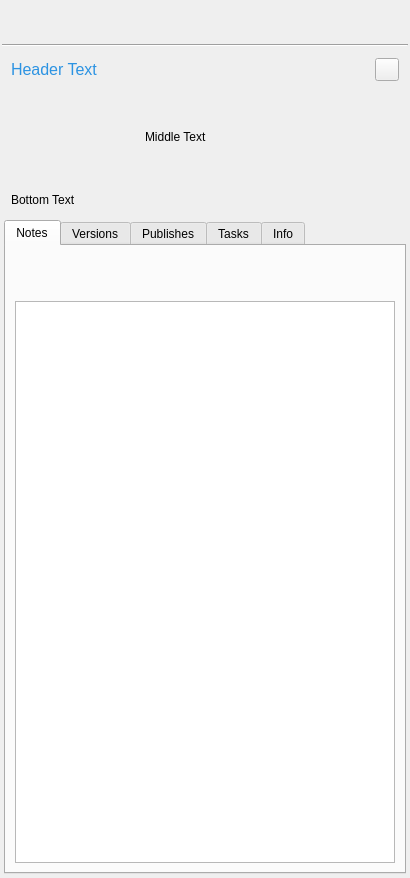
Qt form resources/dialog.ui (shotgunsoftware/tk-multi-shotgunpanel) before a commit.
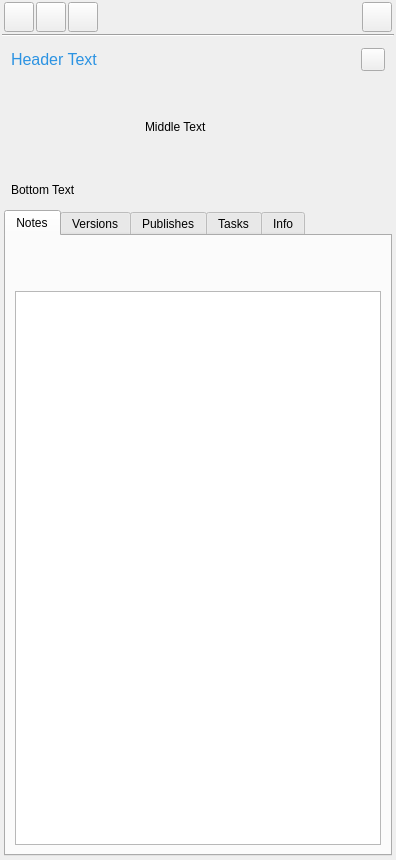
The same form after that commit. The open tabs and pages were chosen to show the change. Icons and pictures are not drawn. Custom widgets are drawn as their Qt base class.

Commit message: Added global search widget. This adds a new global search widget at the top of the dialog ui. This is an independent widget which accesses some of the new shotgun API methods for searching across multiple entity types. Matches are shown via a QCompleter object and customized using the toolkit delegates.

```diff
--- a/resources/dialog.ui
+++ b/resources/dialog.ui
@@ -6,8 +6,8 @@
    <rect>
     <x>0</x>
     <y>0</y>
-    <width>410</width>
-    <height>878</height>
+    <width>396</width>
+    <height>860</height>
    </rect>
   </property>
   <property name="windowTitle">
@@ -21,151 +21,92 @@
     <number>2</number>
    </property>
    <item>
-    <layout class="QHBoxLayout" name="horizontalLayout_2">
+    <widget class="QStackedWidget" name="header_stack">
+     <property name="sizePolicy">
+      <sizepolicy hsizetype="Preferred" vsizetype="Fixed">
+       <horstretch>0</horstretch>
+       <verstretch>0</verstretch>
+      </sizepolicy>
+     </property>
+     <property name="currentIndex">
+      <number>0</number>
+     </property>
+     <widget class="QWidget" name="navigation_page">
+      <layout class="QHBoxLayout" name="horizontalLayout">
      <property name="spacing">
-      <number>0</number>
-     </property>
-     <item>
-      <widget class="QLabel" name="current_user_label_2">
-       <property name="maximumSize">
-        <size>
-         <width>3</width>
-         <height>32</height>
-        </size>
+        <number>2</number>
+       </property>
+       <property name="leftMargin">
+        <number>2</number>
        </property>
-       <property name="cursor">
-        <cursorShape>PointingHandCursor</cursorShape>
+       <property name="topMargin">
+        <number>0</number>
        </property>
-       <property name="text">
-        <string/>
+       <property name="rightMargin">
+        <number>2</number>
        </property>
-       <property name="scaledContents">
-        <bool>true</bool>
+       <property name="bottomMargin">
+        <number>0</number>
        </property>
-      </widget>
-     </item>
      <item>
       <widget class="QToolButton" name="navigation_home">
        <property name="minimumSize">
         <size>
-         <width>40</width>
-         <height>40</height>
+           <width>30</width>
+           <height>30</height>
         </size>
        </property>
        <property name="maximumSize">
         <size>
-         <width>40</width>
-         <height>40</height>
+           <width>30</width>
+           <height>30</height>
         </size>
        </property>
        <property name="toolTip">
         <string>Clicking the &lt;i&gt;home button&lt;/i&gt; will take you to the location that best matches your current work area.</string>
        </property>
-       <property name="styleSheet">
-        <string notr="true">QToolButton{
-   border: none;
-   background-color: none;
-   background-repeat: no-repeat;
-   background-position: center center;
-   background-image: url(:/tk_multi_infopanel/home.png);
-}
-
-QToolButton:hover{
-background-image: url(:/tk_multi_infopanel/home_hover.png);
-}
-
-QToolButton:Pressed {
-background-image: url(:/tk_multi_infopanel/home_pressed.png);
-}
-</string>
-       </property>
       </widget>
      </item>
      <item>
       <widget class="QToolButton" name="navigation_prev">
        <property name="minimumSize">
         <size>
-         <width>40</width>
-         <height>40</height>
+           <width>30</width>
+           <height>30</height>
         </size>
        </property>
        <property name="maximumSize">
         <size>
-         <width>40</width>
-         <height>40</height>
+           <width>30</width>
+           <height>30</height>
         </size>
        </property>
        <property name="toolTip">
         <string>&lt;i&gt;Go back&lt;/i&gt; in the folder history.</string>
        </property>
-       <property name="styleSheet">
-        <string notr="true">QToolButton{
-   border: none;
-   background-color: none;
-   background-repeat: no-repeat;
-   background-position: center center;
-   background-image: url(:/tk_multi_infopanel/left_arrow.png);
-}
-
-QToolButton:disabled{
-   background-image: url(:/tk_multi_infopanel/left_arrow_disabled.png);
-}
-
-QToolButton:hover{
-background-image: url(:/tk_multi_infopanel/left_arrow_hover.png);
-}
-
-QToolButton:Pressed {
-background-image: url(:/tk_multi_infopanel/left_arrow_pressed.png);
-}
-</string>
-       </property>
       </widget>
      </item>
      <item>
       <widget class="QToolButton" name="navigation_next">
        <property name="minimumSize">
         <size>
-         <width>40</width>
-         <height>40</height>
+           <width>30</width>
+           <height>30</height>
         </size>
        </property>
        <property name="maximumSize">
         <size>
-         <width>40</width>
-         <height>40</height>
+           <width>30</width>
+           <height>30</height>
         </size>
        </property>
        <property name="toolTip">
         <string>&lt;i&gt;Go forward&lt;/i&gt; in the folder history.</string>
        </property>
-       <property name="styleSheet">
-        <string notr="true">QToolButton{
-   border: none;
-   background-color: none;
-   background-repeat: no-repeat;
-   background-position: center center;
-   background-image: url(:/tk_multi_infopanel/right_arrow.png);
-}
-
-QToolButton:disabled{
-   background-image: url(:/tk_multi_infopanel/right_arrow_disabled.png);
-}
-
-
-QToolButton:hover{
-background-image: url(:/tk_multi_infopanel/right_arrow_hover.png);
-}
-
-QToolButton:Pressed {
-background-image: url(:/tk_multi_infopanel/right_arrow_pressed.png);
-}
-</string>
-       </property>
       </widget>
      </item>
      <item>
-      <spacer name="horizontalSpacer_4">
+        <spacer name="horizontalSpacer">
        <property name="orientation">
         <enum>Qt::Horizontal</enum>
        </property>
@@ -177,7 +118,67 @@
        </property>
       </spacer>
      </item>
-    </layout>
+       <item>
+        <widget class="QToolButton" name="search">
+         <property name="minimumSize">
+          <size>
+           <width>30</width>
+           <height>30</height>
+          </size>
+         </property>
+         <property name="maximumSize">
+          <size>
+           <width>30</width>
+           <height>30</height>
+          </size>
+         </property>
+         <property name="toolTip">
+          <string>&lt;i&gt;Go forward&lt;/i&gt; in the folder history.</string>
+         </property>
+        </widget>
+       </item>
+      </layout>
+     </widget>
+     <widget class="QWidget" name="search_page">
+      <layout class="QHBoxLayout" name="horizontalLayout_3">
+       <property name="spacing">
+        <number>2</number>
+       </property>
+       <property name="leftMargin">
+        <number>2</number>
+       </property>
+       <property name="topMargin">
+        <number>0</number>
+       </property>
+       <property name="rightMargin">
+        <number>2</number>
+       </property>
+       <property name="bottomMargin">
+        <number>0</number>
+       </property>
+       <item>
+        <widget class="QLabel" name="label">
+         <property name="text">
+          <string/>
+         </property>
+         <property name="pixmap">
+          <pixmap resource="resources.qrc">:/tk_multi_infopanel/search.png</pixmap>
+         </property>
+        </widget>
+       </item>
+       <item>
+        <widget class="GlobalSearchWidget" name="search_input"/>
+       </item>
+       <item>
+        <widget class="QPushButton" name="cancel_search">
+         <property name="text">
+          <string>Cancel</string>
+         </property>
+        </widget>
+       </item>
+      </layout>
+     </widget>
+    </widget>
    </item>
    <item>
     <widget class="Line" name="line">
@@ -583,6 +584,11 @@
    <header>..widgets.note_input_widget</header>
    <container>1</container>
   </customwidget>
+  <customwidget>
+   <class>GlobalSearchWidget</class>
+   <extends>QLineEdit</extends>
+   <header>..widgets.global_search_widget</header>
+  </customwidget>
  </customwidgets>
  <resources>
   <include location="resources.qrc"/>
```
Left out of the diff: 2 changed lines with no effect on the pictures. Lines whose indentation alone changed are shown as unchanged. The commit also changes 52 other files.
